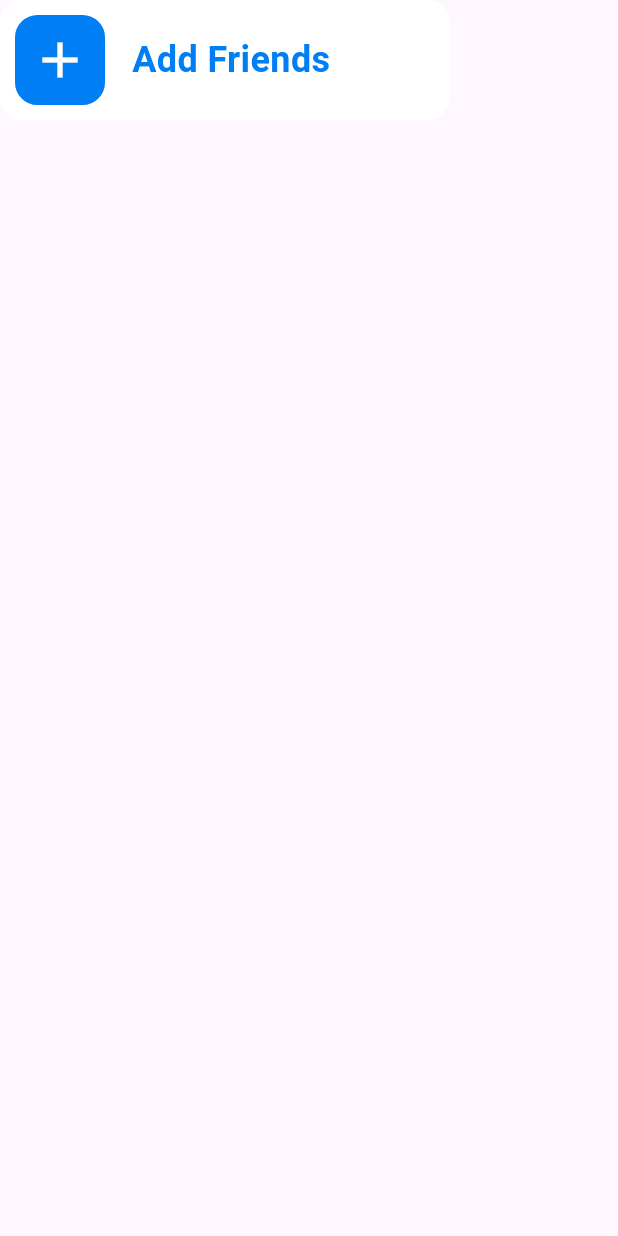
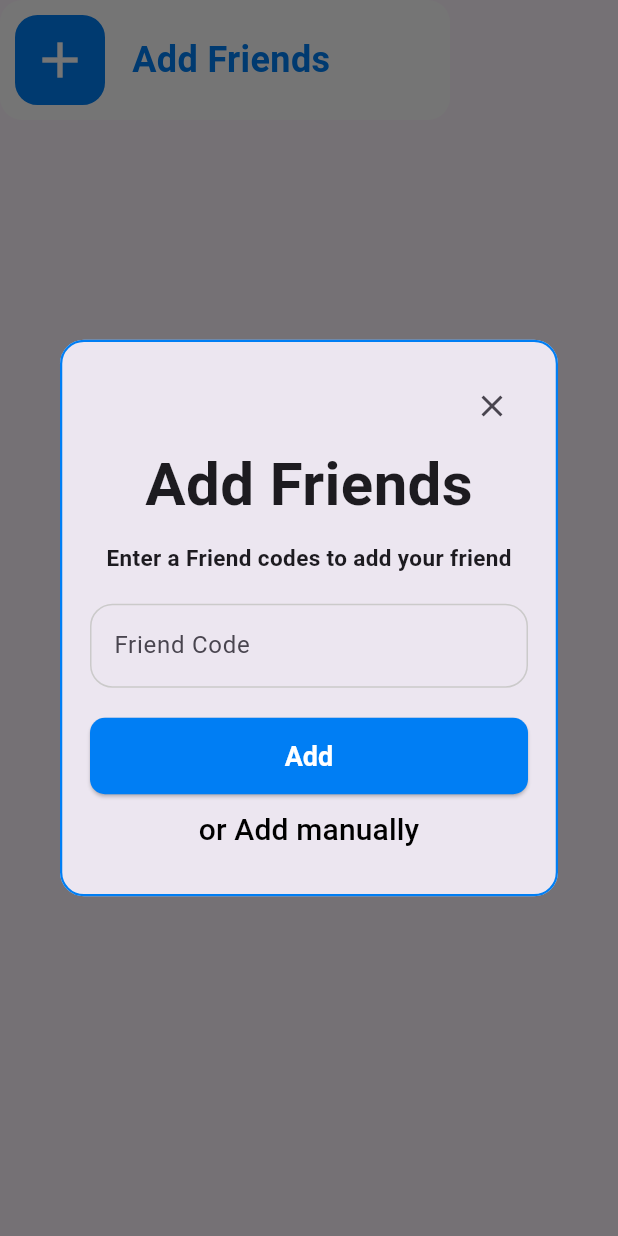
Before and after one commit to MakuIan/DebtMate, a Flutter app: the AddFriendsBox widget shown alone on an empty page, opened directly, after a tap on the "add" icon, on a phone screen of 412 x 824 dp. Run offline on Flutter 3.47's test engine with Material 3 defaults, Android fonts, the phone set to English and light mode, and no system bars; our stand-ins replace cloud_firestore, firebase_auth, firebase_core, go_router, google_sign_in, logger; accounts and stored records are empty; network calls fail.

Commit message:
added add_friends dialog, friendships database structure

```diff
--- a/lib/main.dart
+++ b/lib/main.dart
@@ -2,9 +2,11 @@ import 'package:firebase_core/firebase_core.dart';
 import 'package:flutter/material.dart';
 import 'firebase_options.dart';
 import 'routes/approuter.dart';
+import 'package:flutter/services.dart';
 
 void main() async {
   WidgetsFlutterBinding.ensureInitialized();
+  SystemChrome.setPreferredOrientations([DeviceOrientation.portraitUp]);
   await Firebase.initializeApp(options: DefaultFirebaseOptions.currentPlatform);
   runApp(const MyApp());
 }
--- a/lib/services/auth_service.dart
+++ b/lib/services/auth_service.dart
@@ -36,7 +36,7 @@ class AuthService {
     logger.d('New user created with UID:');
     logger.d('New user created with UID: $uid');
 
-    await createUserWithFriendCodeInFirestore(uid, email);
+    await UserService().createUserWithFriendCodeInFirestore(uid, email);
 
     return userCredential;
   }
@@ -66,7 +66,8 @@ class AuthService {
       String uid = user.uid; // Firebase Auth UID
       String? email = user.email;
 
-      if (email != null) await createUserWithFriendCodeInFirestore(uid, email);
+      if (email != null)
+        await UserService().createUserWithFriendCodeInFirestore(uid, email);
     } // Google account email
 
     // Once signed in, return the UserCredential
--- /dev/null
+++ b/lib/services/friend_code_service.dart
@@ -0,0 +1,31 @@
+import 'dart:math';
+import 'package:logger/logger.dart';
+import 'package:cloud_firestore/cloud_firestore.dart';
+
+final _firestore = FirebaseFirestore.instance;
+var logger = Logger();
+
+Future<String> generateUniqueFriendCode(String uid) async {
+  logger.d('Generating unique friend code');
+  final friendCodeCollection = _firestore.collection('friendCodes');
+  String code;
+  bool exists = true;
+
+  do {
+    code = generateFriendCode();
+    final doc = await friendCodeCollection.doc(code).get();
+    exists = doc.exists;
+    logger.d(exists ? 'Friend Code $code exists' : 'Storing Friend Code $code');
+  } while (exists);
+  return code;
+}
+
+String generateFriendCode([int length = 6]) {
+  logger.d('Generating friend code of length $length');
+  const chars = 'ABCDEFGHIJKLMNOPQRSTUVWXYZ0123456789';
+  final rand = Random.secure();
+  return List.generate(
+    length,
+    (index) => chars[rand.nextInt(chars.length)],
+  ).join();
+}
--- /dev/null
+++ b/lib/services/friendship_service.dart
@@ -0,0 +1,58 @@
+import 'package:logger/logger.dart';
+import 'package:cloud_firestore/cloud_firestore.dart';
+
+final _firestore = FirebaseFirestore.instance;
+var logger = Logger();
+
+class AddFriendResult {
+  final bool success;
+  final String? message;
+
+  AddFriendResult.success([this.message]) : success = true;
+  AddFriendResult.failure(this.message) : success = false;
+}
+
+class FriendshipService {
+  Future<AddFriendResult> addFriendViaFriendCode(
+    String friendCode,
+    String uid,
+  ) async {
+    try {
+      DocumentSnapshot friendCodeDoc = await _firestore
+          .collection('friendCodes')
+          .doc(friendCode)
+          .get();
+
+      String friendUid = friendCodeDoc.get('uid');
+      DocumentSnapshot friendDoc = await _firestore
+          .collection('users')
+          .doc(friendUid)
+          .get();
+      String friendDisplayName = friendDoc.get('displayName');
+
+      if (friendCodeDoc.exists) {
+        if (friendUid == uid) {
+          logger.d("That's your own friend Code!");
+          return AddFriendResult.failure(
+            "That's your own friend Code! You can't add yourself",
+          );
+        }
+        await _firestore.doc('users/$uid/friends/$friendUid').set({
+          'addedAt': FieldValue.serverTimestamp(),
+        });
+        await _firestore.doc('users/$friendUid/friends/$uid').set({
+          'addetAT': FieldValue.serverTimestamp(),
+        });
+        logger.d('Found a User with friend code $friendCode');
+        return AddFriendResult.success(
+          'Successfully added $friendDisplayName as a friend',
+        );
+      }
+      logger.d('No User found with friend code $friendCode');
+      return AddFriendResult.failure('No User found');
+    } catch (e) {
+      logger.d('Error getting FriendCode Document: $e');
+      return AddFriendResult.failure('Error getting FriendCode Document: $e');
+    }
+  }
+}
--- a/lib/ui/home/widgets/add_friends_box.dart
+++ b/lib/ui/home/widgets/add_friends_box.dart
@@ -1,3 +1,4 @@
+import 'package:debtmate/ui/home/widgets/add_friends_dialog.dart';
 import 'package:flutter/material.dart';
 
 class AddFriendsBox extends StatelessWidget {
@@ -24,12 +25,7 @@ class AddFriendsBox extends StatelessWidget {
                 width: 2,
               ),
             ),
-            child: IconButton(
-              icon: const Icon(Icons.add, size: 40, color: Colors.white),
-              onPressed: () {
-                // TODO: Handle add friend action
-              },
-            ),
+            child: AddFriendsDialog(),
           ),
 
           const SizedBox(width: 8),
--- /dev/null
+++ b/lib/ui/home/widgets/add_friends_dialog.dart
@@ -0,0 +1,122 @@
+import 'package:debtmate/ui/widgets/blue_button_style.dart';
+import 'package:flutter/material.dart';
+import 'package:firebase_auth/firebase_auth.dart';
+import '../../../services/friendship_service.dart';
+
+class AddFriendsDialog extends StatefulWidget {
+  const AddFriendsDialog({Key? key}) : super(key: key);
+
+  @override
+  _AddFriendsDialogState createState() => _AddFriendsDialogState();
+}
+
+class _AddFriendsDialogState extends State<AddFriendsDialog> {
+  final TextEditingController _friendCodeTextFieldController =
+      TextEditingController();
+  final FirebaseAuth _auth = FirebaseAuth.instance;
+
+  void _showAddFriendsDialog() {
+    showDialog(
+      context: context,
+      builder: (BuildContext context) {
+        return Dialog(
+          shape: RoundedRectangleBorder(
+            borderRadius: BorderRadius.circular(16),
+            side: const BorderSide(
+              color: Color.fromARGB(255, 0, 126, 244),
+              width: 1.5,
+            ),
+          ),
+          child: Padding(
+            padding: const EdgeInsets.all(20.0),
+            child: Column(
+              mainAxisSize: MainAxisSize.min,
+              children: [
+                // Close button at top right
+                Align(
+                  alignment: Alignment.topRight,
+                  child: IconButton(
+                    icon: const Icon(Icons.close),
+                    onPressed: () => Navigator.of(context).pop(),
+                  ),
+                ),
+                const Text(
+                  'Add Friends',
+                  style: TextStyle(fontSize: 40, fontWeight: FontWeight.bold),
+                ),
+                // Column centered content
+                Column(
+                  mainAxisSize: MainAxisSize.min,
+                  crossAxisAlignment: CrossAxisAlignment.center,
+                  children: [
+                    const SizedBox(height: 10), // space below close button
+                    const Text(
+                      'Enter a Friend codes to add your friend',
+                      style: TextStyle(
+                        fontSize: 15,
+                        fontWeight: FontWeight.bold,
+                      ),
+                    ),
+                    const SizedBox(height: 20),
+                    TextField(
+                      controller: _friendCodeTextFieldController,
+                      decoration: InputDecoration(
+                        hintText: 'Friend Code',
+                        enabledBorder: OutlineInputBorder(
+                          borderSide: BorderSide(
+                            color: const Color.fromARGB(255, 203, 202, 202),
+                            width: 1.0,
+                          ),
+                          borderRadius: BorderRadius.circular(15),
+                        ),
+                        focusedBorder: OutlineInputBorder(
+                          borderRadius: BorderRadius.circular(15),
+                          borderSide: BorderSide(
+                            color: Color.fromARGB(255, 0, 126, 244),
+                            width: 2.0,
+                          ),
+                        ),
+                      ),
+                    ),
+                    const SizedBox(height: 20),
+                    SizedBox(
+                      width: double.infinity,
+                      child: ElevatedButton(
+                        onPressed: () {
+                          FriendshipService().addFriendViaFriendCode(
+                            _friendCodeTextFieldController.text.trim(),
+                            _auth.currentUser!.uid,
+                          );
+                          Navigator.of(context).pop();
+                        },
+                        style: AppBlueButtonStyles.elevated,
+                        child: const Text('Add'),
+                      ),
+                    ),
+                    TextButton(
+                      onPressed: () {},
+                      child: Text(
+                        'or Add manually',
+                        style: TextStyle(color: Colors.black, fontSize: 20),
+                      ),
+                    ),
+                  ],
+                ),
+              ],
+            ),
+          ),
+        );
+      },
+    );
+  }
+
+  @override
+  Widget build(BuildContext context) {
+    return IconButton(
+      icon: const Icon(Icons.add, size: 40, color: Colors.white),
+      onPressed: () {
+        _showAddFriendsDialog();
+      },
+    );
+  }
+}
--- a/lib/ui/reset_password/reset_passwordPage.dart
+++ b/lib/ui/reset_password/reset_passwordPage.dart
@@ -35,6 +35,12 @@ class _ResetPasswordPageState extends State<ResetPasswordPage> {
                 decoration: const InputDecoration(
                   labelText: 'Email',
                   border: OutlineInputBorder(),
+                  focusedBorder: OutlineInputBorder(
+                    borderSide: BorderSide(
+                      color: Color.fromARGB(255, 0, 126, 244),
+                      width: 2.0,
+                    ),
+                  ),
                 ),
               ),
               const SizedBox(height: 20),
```
Also changed, not shown: lib/services/user_service.dart (+8 -23 lines), lib/ui/home/home_page.dart (+22 -3 lines), lib/ui/home/widgets/home_page_header.dart (+21 -7 lines), lib/ui/login/widgets/login_form.dart (+12 -0 lines), lib/ui/register/widgets/register_form.dart (+18 -0 lines).
